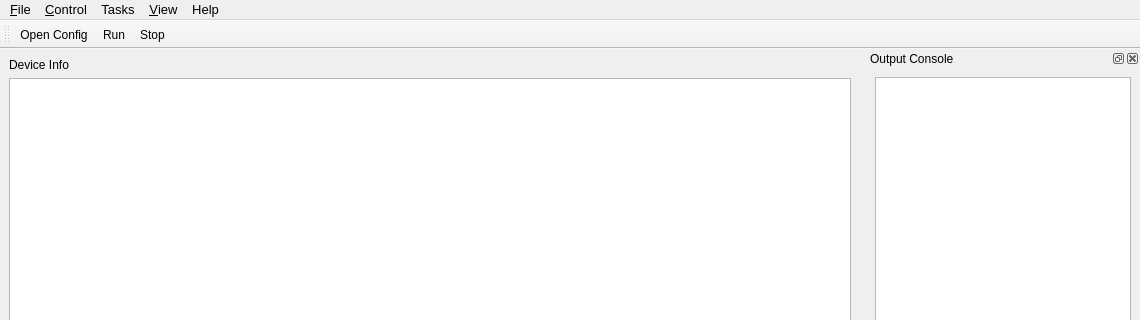
The window that rgagui/ui/taskmain.ui (thinkSRS/srsgui) describes before a commit, drawn with Qt 5; both pictures show x 0 to 1140 and y 0 to 320 of the 1140 by 688 pixel window.
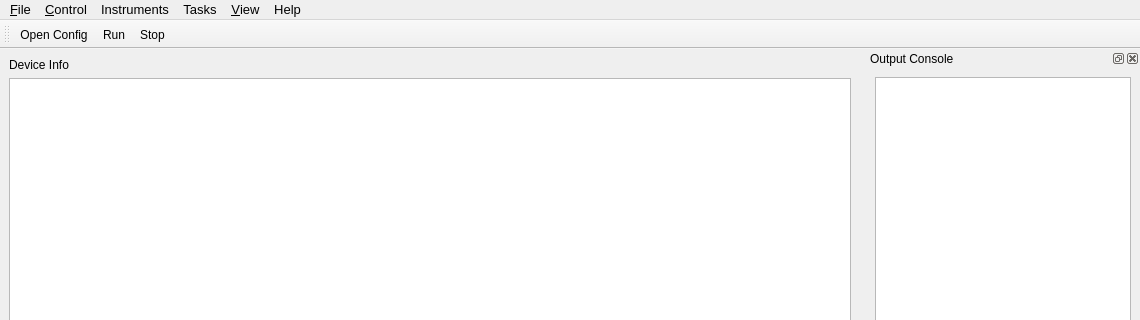
The same window after the commit. Icons and pictures are not drawn.

Commit message: Add menu_Instruments

Patch:
```diff
--- a/rgagui/ui/taskmain.ui
+++ b/rgagui/ui/taskmain.ui
@@ -96,7 +96,7 @@
      <x>0</x>
      <y>0</y>
      <width>1140</width>
-     <height>23</height>
+     <height>29</height>
     </rect>
    </property>
    <property name="font">
@@ -135,8 +135,14 @@
      <string>Tasks</string>
     </property>
    </widget>
+   <widget class="QMenu" name="menu_Instruments">
+    <property name="title">
+     <string>Instruments</string>
+    </property>
+   </widget>
    <addaction name="menu_File"/>
    <addaction name="menu_Control"/>
+   <addaction name="menu_Instruments"/>
    <addaction name="menu_Tasks"/>
    <addaction name="menu_View"/>
    <addaction name="menuHelp"/>
```
The commit also changes 2 other files.
